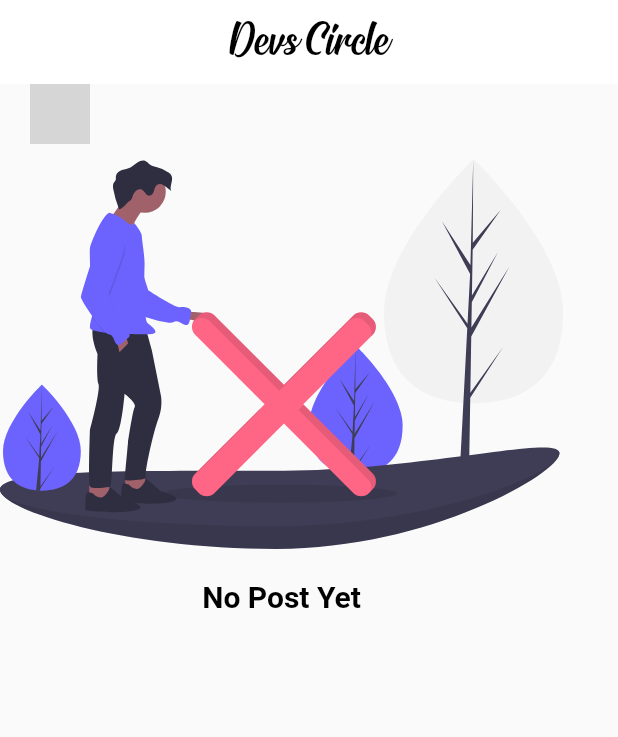
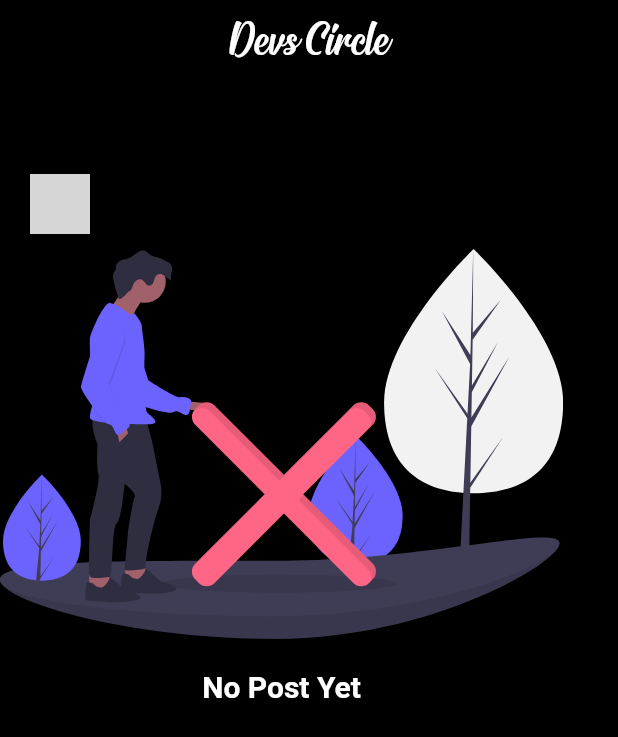
Before and after one commit to MarceloJSCesar/Devs_Circle_Network, a Flutter app: the Timeline screen opened directly, on a phone screen of 412 x 824 dp. Shown: the top 737 px of the screen. Run offline on Flutter 3.47's test engine with Material 2 defaults, Android fonts, the phone set to English and light mode, and no system bars; our stand-ins replace cached_network_image, cloud_firestore, firebase_auth, firebase_core, firebase_storage, flutter_svg and 4 more; missing offline and left inert: animator; accounts and stored records are empty; network calls fail; grey boxes are pictures that could not be loaded.

Commit message:
profile layout updated
and putting some features

```diff
--- a/devs_circle_network/lib/pages/activity_feed.dart
+++ b/devs_circle_network/lib/pages/activity_feed.dart
@@ -20,8 +20,10 @@ class _ActivityFeedState extends State<ActivityFeed> {
       appBar: header(context,
           isHomeTitle: false,
           titleText: 'Actividy Feed',
-          background: Colors.white,
+          background: Colors.black,
+          color: Colors.white,
           removeLeading: true),
+          backgroundColor: Colors.black,
       body: Container(
         child: FutureBuilder(
           future: getActividyFeed(),
--- a/devs_circle_network/lib/pages/edit_profile.dart
+++ b/devs_circle_network/lib/pages/edit_profile.dart
@@ -161,7 +161,7 @@ class _EditProfileState extends State<EditProfile> {
         Padding(
           padding: EdgeInsets.only(top: 12.0),
           child: Text(
-            'Display Name',
+            'Nick Name',
             style: TextStyle(color: Colors.grey),
           ),
         ),
--- a/devs_circle_network/lib/pages/timeline.dart
+++ b/devs_circle_network/lib/pages/timeline.dart
@@ -32,9 +32,13 @@ class _TimelineState extends State<Timeline> {
   @override
   Widget build(BuildContext context) {
     return Scaffold(
-        appBar: header(context,
-            isHomeTitle: true, removeLeading: true, background: Colors.white),
+        appBar: header(
+          context, isHomeTitle: true,removeLeading: true, background: Colors.black, color: Colors.white
+        ),
+        backgroundColor: Colors.black,
         body: SingleChildScrollView(
+          child: Container(
+            padding: const EdgeInsets.fromLTRB(0,50,0,0),
             child: Column(
                   mainAxisAlignment: MainAxisAlignment.center,
                   crossAxisAlignment: CrossAxisAlignment.start,
@@ -42,7 +46,7 @@ class _TimelineState extends State<Timeline> {
                     Row(
                       children: <Widget>[
                        Container(
-                     margin: const EdgeInsets.fromLTRB(20,0,10,10),
+                         margin: const EdgeInsets.fromLTRB(20,10,10,10),
                          child: CircleAvatar(
                               backgroundColor: Colors.red,
                               backgroundImage: CachedNetworkImageProvider(currentUser.photoUrl),
@@ -51,9 +55,11 @@ class _TimelineState extends State<Timeline> {
                         Column(
                           crossAxisAlignment: CrossAxisAlignment.start,
                           children: <Widget>[
-                        Text(currentUser.name),
+                            Text(currentUser.name,style: TextStyle(
+                              color: Colors.grey[300]
+                            ),),
                             Text(currentUser.bio, style: TextStyle(
-                          color: Colors.grey[700]
+                              color: Colors.grey[300]
                             ),),
                           ],
                         ),
@@ -64,6 +70,7 @@ class _TimelineState extends State<Timeline> {
                       height: 20,
                     ),
                   ],
+                ),
           ),
           ),
         );
@@ -103,7 +110,7 @@ class _TimelineState extends State<Timeline> {
             ),
             Text('No Post Yet',
                 style: TextStyle(
-                    color: Colors.black,
+                    color: Colors.white,
                     fontWeight: FontWeight.bold,
                     fontSize: 20)),
           ],
--- a/devs_circle_network/lib/widgets/header.dart
+++ b/devs_circle_network/lib/widgets/header.dart
@@ -7,6 +7,7 @@ AppBar header(
     bool isHomeTitle = false,
     removeLeading = false,
     Color background,
+    Color color,
     String titleText}) {
   return AppBar(
     automaticallyImplyLeading: removeLeading ? false : true,
@@ -16,7 +17,7 @@ AppBar header(
     title: Text(
       isHomeTitle ? 'Devs Circle' : titleText,
       style: TextStyle(
-        color: Colors.black,
+        color: color,
         fontSize: isHomeTitle ? 35.0 : 25.0,
         fontFamily: 'Signatra',
       ),
```
Also changed, not shown: devs_circle_network/lib/pages/profile.dart (+146 -86 lines). Lines whose indentation alone changed are shown as unchanged.
